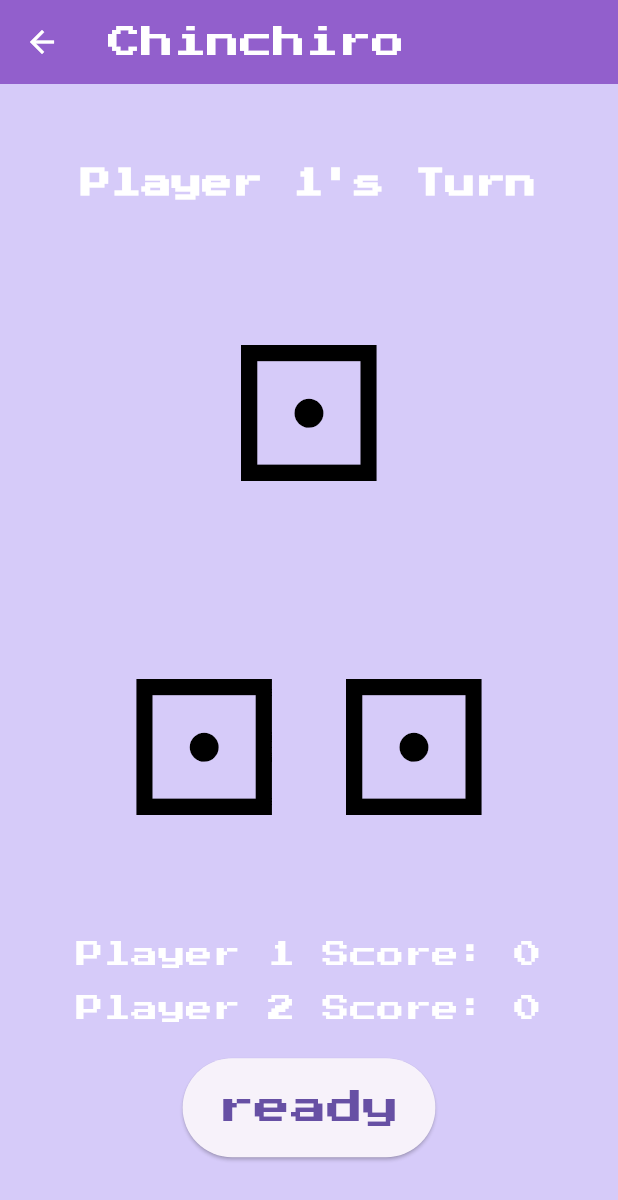
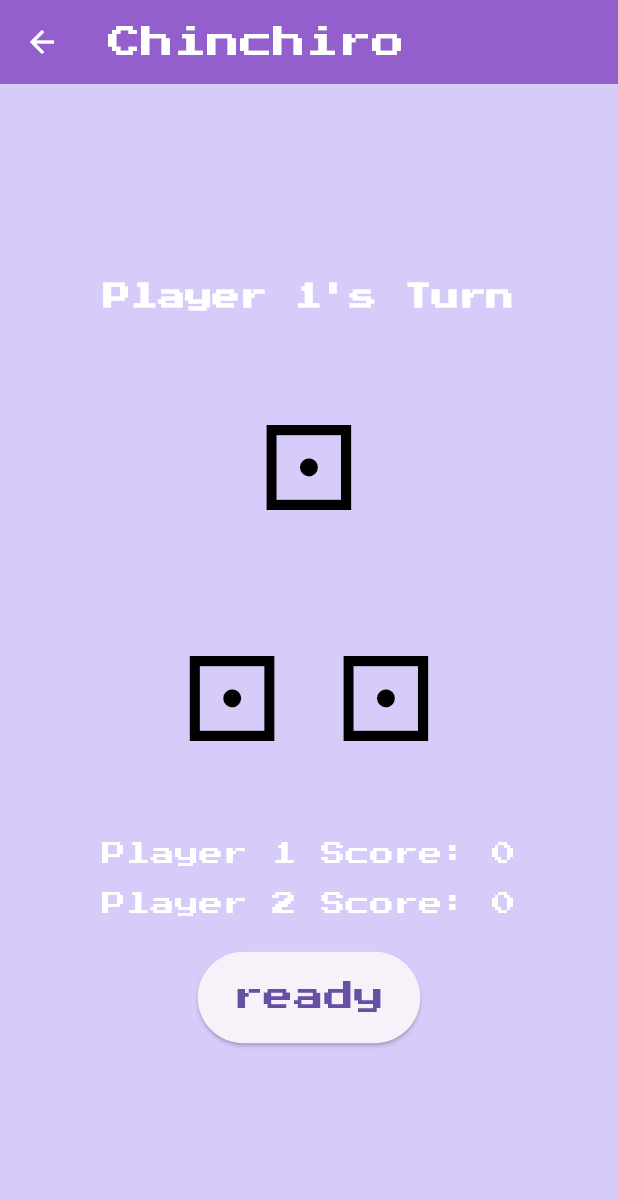
Before and after one commit to u5u5u5u/ankylo-cup, a Flutter app: the ChinchiroGameScreen screen opened directly, on a phone screen of 412 x 824 dp. Shown: the top 1200 px of the screen. Run offline on Flutter 3.47's test engine with Material 3 defaults, Android fonts, the phone set to English and light mode, and no system bars; our stand-ins replace firebase_auth, firebase_core, fixnum, flutter_animate, flutter_riverpod, google_fonts and 2 more; missing offline and left inert: firebase_app_check, flame, grpc, protobuf; accounts and stored records are empty; generated files the repository leaves out were written again.

Commit message:
chinciroのオーバーフロー解消

```diff
--- a/lib/presentation/games/chinchiro/chinchiro_screen.dart
+++ b/lib/presentation/games/chinchiro/chinchiro_screen.dart
@@ -74,7 +74,7 @@ class ChinchiroGameScreenState extends ConsumerState<ChinchiroGameScreen>
           children: <Widget>[
             Text(
               gameState.gameMessage,
-              style: const TextStyle(fontSize: 20, fontWeight: FontWeight.bold),
+              style: const TextStyle(fontSize: 18, fontWeight: FontWeight.bold),
               textAlign: TextAlign.center,
             ),
             const SizedBox(height: 20),
@@ -122,10 +122,10 @@ class ChinchiroGameScreenState extends ConsumerState<ChinchiroGameScreen>
             ),
             const SizedBox(height: 20),
             Text('Player 1 Score: ${gameState.playerScores[0]}',
-                style: const TextStyle(fontSize: 18)),
+                style: const TextStyle(fontSize: 16)),
             const SizedBox(height: 10),
             Text('Player 2 Score: ${gameState.playerScores[1]}',
-                style: const TextStyle(fontSize: 18)),
+                style: const TextStyle(fontSize: 16)),
             const SizedBox(height: 20),
             if (gameState.gameMessage.contains("Wins") ||
                 gameState.gameMessage.contains("Draw")) ...[
@@ -146,7 +146,7 @@ class ChinchiroGameScreenState extends ConsumerState<ChinchiroGameScreen>
             if (!gameState.isReady)
               ElevatedButton(
                 onPressed: gameNotifier.startTurn,
-                child: const Text('ready', style: TextStyle(fontSize: 24)),
+                child: const Text('ready', style: TextStyle(fontSize: 20)),
                 style: ElevatedButton.styleFrom(
                   padding:
                       const EdgeInsets.symmetric(horizontal: 24, vertical: 16),
@@ -192,7 +192,7 @@ class Dice extends StatelessWidget {
                 child: Text(
                   _getDiceFace(value),
                   style: const TextStyle(
-                      fontSize: 128,
+                      fontSize: 80,
                       fontWeight: FontWeight.bold,
                       color: Colors.black),
                 ),
```
